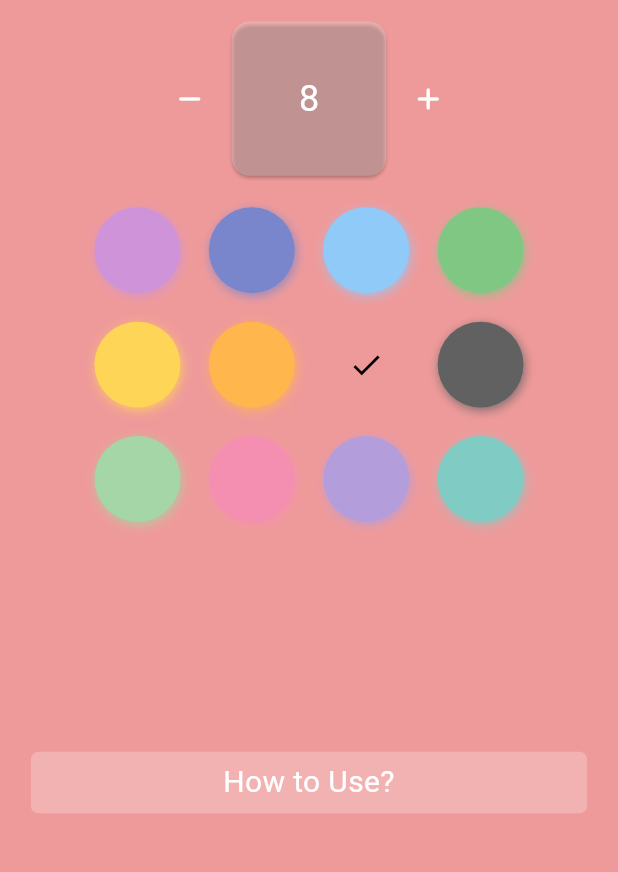
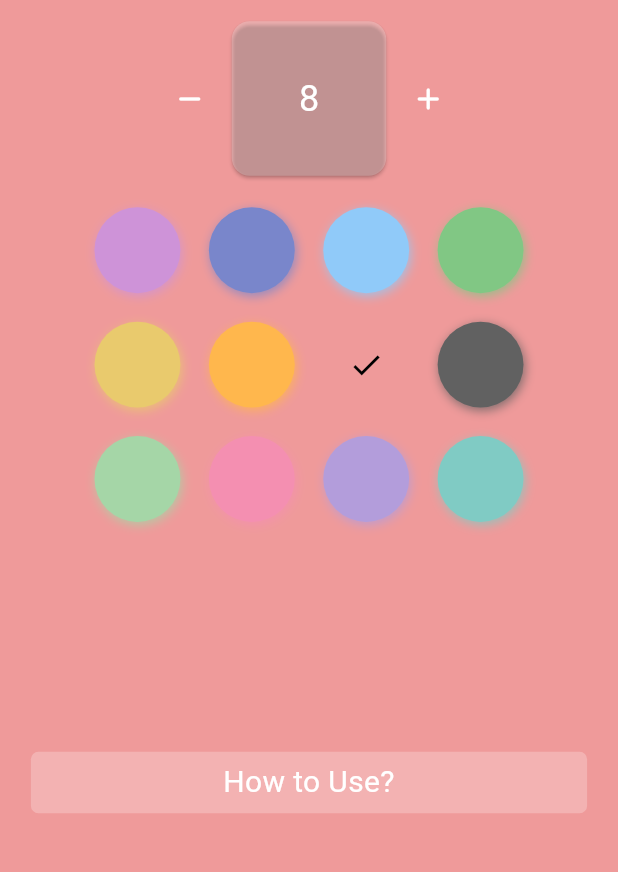
Before and after one commit to ShreyNagda/pomodoro, a Flutter app: the SettingsPage screen opened directly, on a phone screen of 412 x 824 dp, the part 362-1234 px from its top. Run offline on Flutter 3.47's test engine with Material 3 defaults, Android fonts, the phone set to English and light mode, and no system bars; drawn by our look-alikes of flutter_colorpicker; our stand-ins replace audioplayers, flutter_svg, google_fonts, percent_indicator, shared_preferences; missing offline and left inert: timer_controller; accounts and stored records are empty; Roboto replaces fonts that are missing (Abel).

Commit message:
Final Changes

```diff
--- a/lib/pages/settings.dart
+++ b/lib/pages/settings.dart
@@ -157,7 +157,7 @@ class _SettingsPageState extends State<SettingsPage> {
                             Colors.indigo.shade300,
                             const Color(0xFF90CAF9),
                             Colors.green.shade300,
-                            const Color(0xFFFFD558),
+                            const Color(0xFFE9CA6D),
                             Colors.orange.shade300,
                             const Color(0xFFEF9A9A),
                             Colors.grey.shade700,
```
